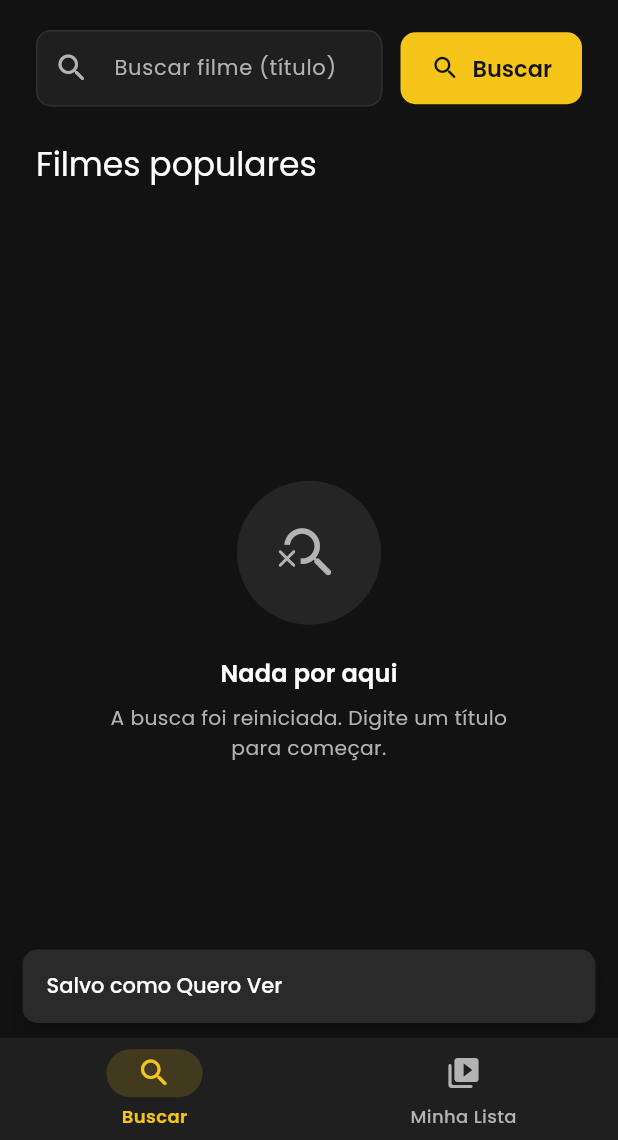
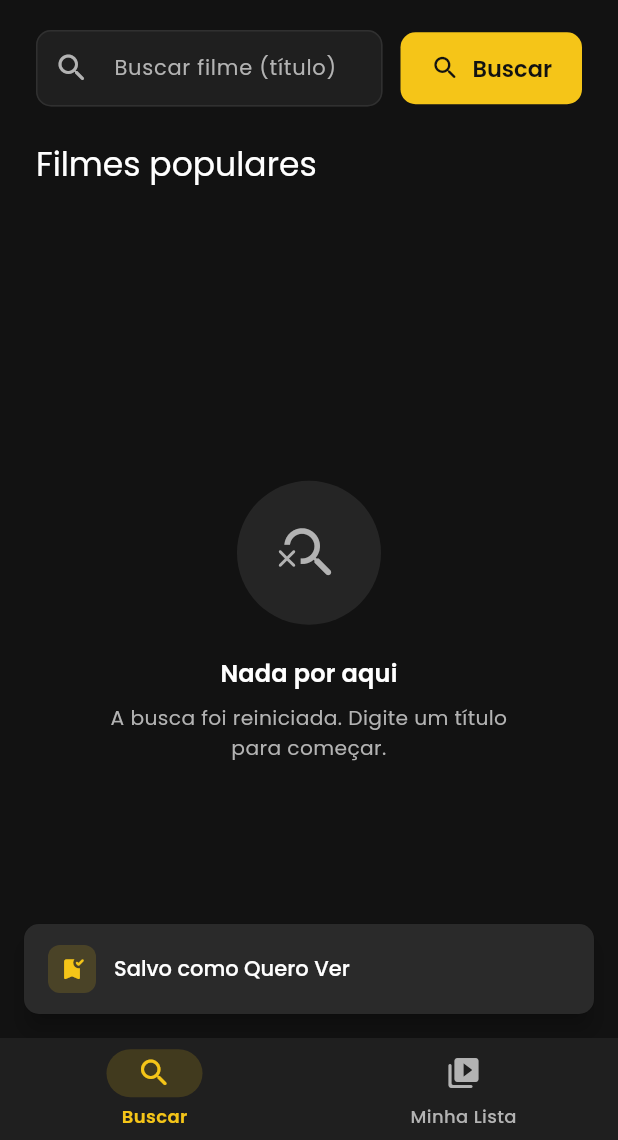
Before and after one commit to tayna01/watchlist-app, a Flutter app: the DetalhesScreen screen opened directly with empty values, after a tap on "Quero Ver", on a phone screen of 412 x 824 dp, the part 96-1236 px from its top. Run offline on Flutter 3.47's test engine with Material 3 defaults, Android fonts, the phone set to English and light mode, and no system bars; our stand-ins replace cloud_firestore, firebase_core, google_fonts; accounts and stored records are empty; network calls fail; statements that could not run were skipped.

Commit message:
feat: tela de detalhes com poster grande, nota e botoes claros

```diff
--- a/lib/screens/detalhes_screen.dart
+++ b/lib/screens/detalhes_screen.dart
@@ -1,6 +1,12 @@
 import 'package:flutter/material.dart';
 import '../models/filme.dart';
 import '../services/firestore_service.dart';
+import '../theme/app_theme.dart';
+import '../widgets/app_brand.dart';
+import '../widgets/app_snack.dart';
+import '../widgets/conteudo_limitado.dart';
+import '../widgets/nota_selo.dart';
+import '../widgets/poster_filme.dart';
 
 class DetalhesScreen extends StatefulWidget {
   final Filme filme;
@@ -22,16 +28,22 @@ class _DetalhesScreenState extends State<DetalhesScreen> {
     try {
       await _firestore.salvarComoQueroVer(widget.filme);
       if (mounted) {
-        ScaffoldMessenger.of(
+        AppSnack.mostrar(
           context,
-        ).showSnackBar(const SnackBar(content: Text('Salvo como Quero Ver')));
+          'Salvo como Quero Ver',
+          icone: Icons.bookmark_added_rounded,
+          cor: AppColors.destaque,
+        );
         Navigator.pop(context);
       }
     } catch (e) {
       if (mounted) {
-        ScaffoldMessenger.of(
+        AppSnack.mostrar(
           context,
-        ).showSnackBar(SnackBar(content: Text('Erro ao salvar: $e')));
+          'Erro ao salvar: $e',
+          icone: Icons.error_outline_rounded,
+          cor: AppColors.perigo,
+        );
       }
     } finally {
       if (mounted) {
@@ -49,16 +61,22 @@ class _DetalhesScreenState extends State<DetalhesScreen> {
     try {
       await _firestore.marcarComoJaVi(widget.filme);
       if (mounted) {
-        ScaffoldMessenger.of(
+        AppSnack.mostrar(
           context,
-        ).showSnackBar(const SnackBar(content: Text('Marcado como Já Vi')));
+          'Marcado como Já Vi',
+          icone: Icons.check_circle_rounded,
+          cor: AppColors.sucesso,
+        );
         Navigator.pop(context);
       }
     } catch (e) {
       if (mounted) {
-        ScaffoldMessenger.of(
+        AppSnack.mostrar(
           context,
-        ).showSnackBar(SnackBar(content: Text('Erro ao salvar: $e')));
+          'Erro ao salvar: $e',
+          icone: Icons.error_outline_rounded,
+          cor: AppColors.perigo,
+        );
       }
     } finally {
       if (mounted) {
@@ -72,54 +90,126 @@ class _DetalhesScreenState extends State<DetalhesScreen> {
   @override
   Widget build(BuildContext context) {
     final filme = widget.filme;
+
     return Scaffold(
-      appBar: AppBar(title: Text(filme.title)),
-      body: SingleChildScrollView(
-        padding: const EdgeInsets.all(16),
-        child: Column(
+      appBar: const AppBrandBar(subtitulo: 'DETALHES'),
+      body: ConteudoLimitado(
+        child: SingleChildScrollView(
+          padding: const EdgeInsets.fromLTRB(24, 24, 24, 40),
+          child: LayoutBuilder(
+            builder: (context, constraints) {
+              final ladoAlado = constraints.maxWidth >= 720;
+
+              final poster = Container(
+                width: 240,
+                height: 360,
+                decoration: BoxDecoration(
+                  borderRadius: BorderRadius.circular(AppRadius.card),
+                  boxShadow: const [
+                    BoxShadow(
+                      color: Color(0x80000000),
+                      blurRadius: 24,
+                      offset: Offset(0, 12),
+                    ),
+                  ],
+                ),
+                child: PosterFilme(url: filme.posterUrl),
+              );
+
+              final informacoes = Column(
                 crossAxisAlignment: CrossAxisAlignment.start,
                 children: [
-            if (filme.posterUrl != null)
-              Center(
-                child: Image.network(
-                  filme.posterUrl!,
-                  height: 300,
-                  fit: BoxFit.cover,
+                  Text(
+                    filme.title,
+                    style: Theme.of(context).textTheme.headlineLarge,
+                  ),
+                  const SizedBox(height: 12),
+                  Row(
+                    children: [
+                      NotaSelo(nota: filme.voteAverage),
+                      const SizedBox(width: 10),
+                      Text(
+                        'Nota ${filme.voteAverage?.toStringAsFixed(1) ?? '-'} / 10',
+                        style: Theme.of(context).textTheme.bodyMedium,
+                      ),
+                      const SizedBox(width: 16),
+                      Text(
+                        'TMDB #${filme.id}',
+                        style: Theme.of(context).textTheme.bodySmall,
+                      ),
+                    ],
+                  ),
+                  const SizedBox(height: 24),
+                  Text(
+                    'Sinopse',
+                    style: Theme.of(context).textTheme.titleSmall?.copyWith(
+                      color: AppColors.destaque,
+                      letterSpacing: 1.2,
                     ),
                   ),
-            const SizedBox(height: 16),
-            Text(filme.title, style: Theme.of(context).textTheme.headlineSmall),
-            if (filme.voteAverage != null)
-              Text('Nota: ${filme.voteAverage!.toStringAsFixed(1)}'),
-            const SizedBox(height: 16),
-            const Text(
-              'Sinopse',
-              style: TextStyle(fontWeight: FontWeight.bold),
+                  const SizedBox(height: 10),
+                  Text(
+                    filme.overview.isEmpty
+                        ? 'Sinopse não disponível.'
+                        : filme.overview,
+                    style: Theme.of(context).textTheme.bodyLarge?.copyWith(
+                      color: AppColors.textoSecundario,
                     ),
-            const SizedBox(height: 8),
-            Text(filme.overview),
-            const SizedBox(height: 24),
-            if (_salvando)
-              const Center(child: CircularProgressIndicator())
-            else
-              Row(
-                mainAxisAlignment: MainAxisAlignment.spaceEvenly,
+                  ),
+                  const SizedBox(height: 28),
+                  _buildBotoes(),
+                ],
+              );
+
+              if (ladoAlado) {
+                return Row(
+                  crossAxisAlignment: CrossAxisAlignment.start,
+                  children: [
+                    poster,
+                    const SizedBox(width: 32),
+                    Expanded(child: informacoes),
+                  ],
+                );
+              }
+              return Column(
+                crossAxisAlignment: CrossAxisAlignment.start,
+                children: [poster, const SizedBox(height: 24), informacoes],
+              );
+            },
+          ),
+        ),
+      ),
+    );
+  }
+
+  Widget _buildBotoes() {
+    if (_salvando) {
+      return const Center(child: CircularProgressIndicator());
+    }
+
+    return Wrap(
+      spacing: 12,
+      runSpacing: 12,
       children: [
         ElevatedButton.icon(
           onPressed: _salvarQueroVer,
-                    icon: const Icon(Icons.bookmark_add),
+          icon: const Icon(Icons.bookmark_add_rounded, size: 20),
           label: const Text('Quero Ver'),
         ),
         ElevatedButton.icon(
           onPressed: _marcarJaVi,
-                    icon: const Icon(Icons.check_circle),
+          style: ElevatedButton.styleFrom(
+            backgroundColor: const Color(0xFFEDEDED),
+            foregroundColor: AppColors.fundo,
+          ),
+          icon: const Icon(
+            Icons.check_rounded,
+            size: 20,
+            color: AppColors.sucesso,
+          ),
           label: const Text('Já Vi'),
         ),
       ],
-              ),
-          ],
-        ),
-      ),
     );
   }
 }
```
Lines whose indentation alone changed are shown as unchanged.
